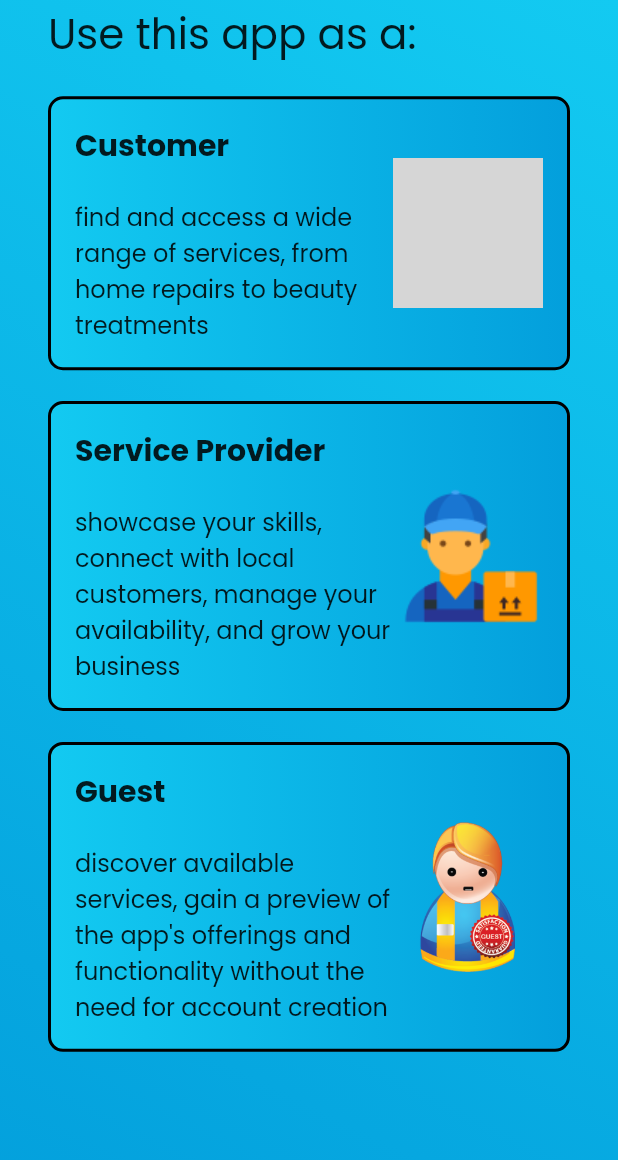
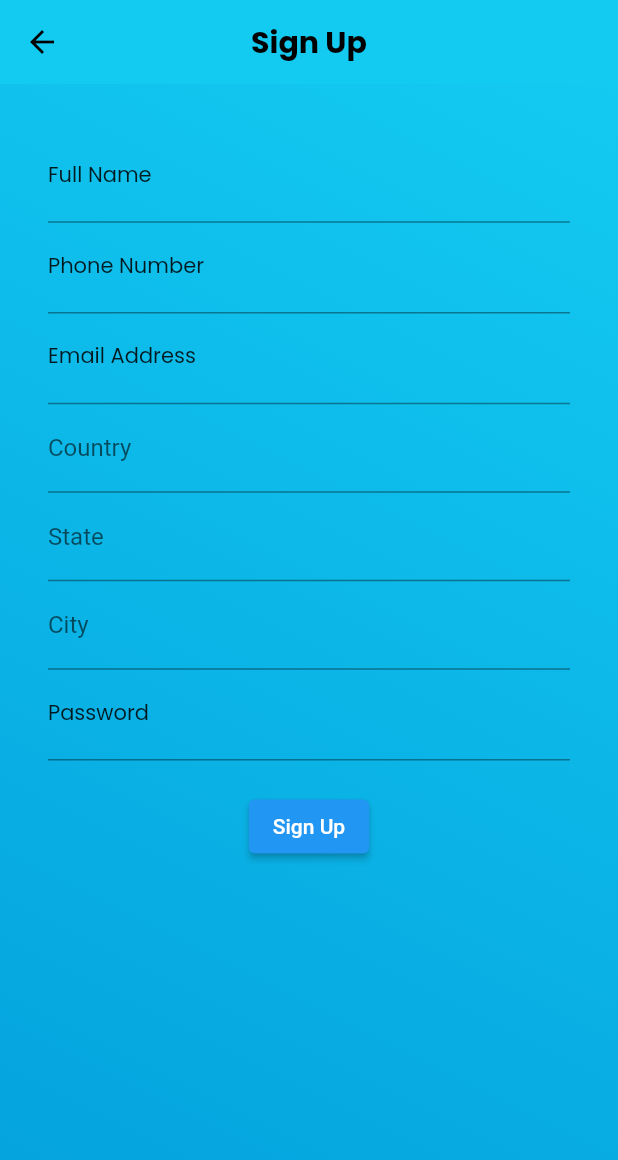
Before and after one commit to suredataapp/callup247, a Flutter app: the OnboardingChoiceScreen screen opened directly, scrolled down 122 dp, after a tap on "Customer", on a phone screen of 412 x 824 dp. Shown: the top 1160 px of the screen. Run offline on Flutter 3.47's test engine with Material 2 defaults, Android fonts, the light colour scheme and no system bars; our stand-ins replace flutter_svg, google_fonts; grey boxes are pictures that could not be loaded.

Commit message:
working on authentication

```diff
--- a/lib/main.dart
+++ b/lib/main.dart
@@ -1,6 +1,6 @@
 import 'package:flutter/material.dart';
 
-import 'src/01_splash_screen.dart';
+import 'src/splash_screen.dart';
 
 void main() {
   runApp(const MyApp());
--- /dev/null
+++ b/lib/src/authentication/pages/customer_signup.dart
@@ -0,0 +1,143 @@
+import 'package:callup247/src/responsive_text_styles.dart';
+import 'package:flutter/material.dart';
+
+class CustomerSignUpScreen extends StatefulWidget {
+  const CustomerSignUpScreen({super.key});
+
+  @override
+  State<CustomerSignUpScreen> createState() => _CustomerSignUpScreenState();
+}
+
+class _CustomerSignUpScreenState extends State<CustomerSignUpScreen> {
+  @override
+  Widget build(BuildContext context) {
+    return Scaffold(
+      appBar: AppBar(
+        backgroundColor: const Color(0xFF13CAF1),
+        title: Text(
+          'Sign Up',
+          style:
+              responsiveTextStyle(context, 20, Colors.black, FontWeight.bold),
+        ),
+        elevation: 0,
+        centerTitle: true,
+        iconTheme: const IconThemeData(color: Colors.black),
+      ),
+      body: SingleChildScrollView(
+        child: Container(
+          height: MediaQuery.of(context).size.height,
+          decoration: const BoxDecoration(
+            gradient: LinearGradient(
+              begin: Alignment.bottomLeft,
+              end: Alignment.topRight,
+              colors: [
+                Color(0xFF039fdc),
+                Color(0xFF13CAF1),
+              ],
+            ),
+          ),
+          child: Padding(
+            padding: const EdgeInsets.all(32.0),
+            child: Form(
+              child: Column(
+                children: [
+                  // full name
+                  TextFormField(
+                    cursorColor: Colors.white,
+                    textCapitalization: TextCapitalization.words,
+                    style: responsiveTextStyle(context, 16, Colors.white, null),
+                    decoration: InputDecoration(
+                        labelText: 'Full Name',
+                        labelStyle: responsiveTextStyle(
+                            context, 14, Colors.black87, null),
+                        focusedBorder: const UnderlineInputBorder(
+                            borderSide: BorderSide(color: Colors.black87))),
+                    validator: (value) {
+                      if (value!.isEmpty) {
+                        return 'Please enter your full name';
+                      }
+                      return null;
+                    },
+                  ),
+                  // Phone Number
+                  TextFormField(
+                    cursorColor: Colors.white,
+                    keyboardType: TextInputType.phone,
+                    style: responsiveTextStyle(context, 16, Colors.white, null),
+                    decoration: InputDecoration(
+                        labelText: 'Phone Number',
+                        labelStyle: responsiveTextStyle(
+                            context, 14, Colors.black87, null),
+                        focusedBorder: const UnderlineInputBorder(
+                            borderSide: BorderSide(color: Colors.black87))),
+                    validator: (value) {
+                      if (value!.isEmpty) {
+                        return 'Please enter your phone number';
+                      }
+                      // You can add more phone number validation logic here.
+                      return null;
+                    },
+                  ),
+                  // email address
+                  TextFormField(
+                    cursorColor: Colors.white,
+                    keyboardType: TextInputType.emailAddress,
+                    style: responsiveTextStyle(context, 16, Colors.white, null),
+                    decoration: InputDecoration(
+                        labelText: 'Email Address',
+                        labelStyle: responsiveTextStyle(
+                            context, 14, Colors.black87, null),
+                        focusedBorder: const UnderlineInputBorder(
+                            borderSide: BorderSide(color: Colors.black87))),
+                    validator: (value) {
+                      if (value!.isEmpty) {
+                        return 'Please enter your email address';
+                      }
+                      // You can add email validation logic here.
+                      return null;
+                    },
+                  ),
+                  // country
+                  TextFormField(
+                    decoration: const InputDecoration(labelText: 'Country'),
+                  ),
+                  TextFormField(
+                    decoration: const InputDecoration(labelText: 'State'),
+                  ),
+                  TextFormField(
+                    decoration: const InputDecoration(labelText: 'City'),
+                  ),
+                  TextFormField(
+                    cursorColor: Colors.white,
+                    style: responsiveTextStyle(context, 16, Colors.white, null),
+                    decoration: InputDecoration(
+                        labelText: 'Password',
+                        labelStyle: responsiveTextStyle(
+                            context, 14, Colors.black87, null),
+                        focusedBorder: const UnderlineInputBorder(
+                            borderSide: BorderSide(color: Colors.black87))),
+                    obscureText: true,
+                    validator: (value) {
+                      if (value!.isEmpty) {
+                        return 'Please enter a password';
+                      }
+                      // You can add password strength validation logic here.
+                      return null;
+                    },
+                  ),
+                  const SizedBox(height: 20),
+                  ElevatedButton(
+                    onPressed: () {
+                      // Add your sign-up logic here.
+                    },
+                    child: const Text('Sign Up'),
+                  ),
+                ],
+              ),
+            ),
+          ),
+        ),
+      ),
+    );
+  }
+}
--- a/lib/src/03_homepage/service_provider_card.dart
+++ b/lib/src/home/widgets/service_provider_card.dart
@@ -1,6 +1,6 @@
 import 'package:flutter/material.dart';
 
-import '../responsive_text_styles.dart';
+import '../../responsive_text_styles.dart';
 
 class ServiceProviderCard extends StatelessWidget {
   final String name;
--- a/lib/src/02_onboarding/onboarding_animation_screen.dart
+++ b/lib/src/onboarding/pages/onboarding_animation_screen.dart
@@ -4,7 +4,7 @@ import 'dart:async'; // Import the dart:async library
 
 import 'onboarding_choice_screen.dart';
 
-import '../responsive_text_styles.dart';
+import '../../responsive_text_styles.dart';
 
 class OnboardingAnimationScreen extends StatefulWidget {
   const OnboardingAnimationScreen({super.key});
--- a/lib/src/02_onboarding/onboarding_choice_screen.dart
+++ b/lib/src/onboarding/pages/onboarding_choice_screen.dart
@@ -1,5 +1,6 @@
-import 'package:callup247/src/02_onboarding/onboarding_choice_gradient_container.dart';
-import 'package:callup247/src/03_homepage/home_page.dart';
+import 'package:callup247/src/authentication/pages/customer_signup.dart';
+import 'package:callup247/src/onboarding/widgets/onboarding_choice_gradient_container.dart';
+import 'package:callup247/src/home/pages/guest_home_page.dart';
 import 'package:callup247/src/responsive_text_styles.dart';
 import 'package:flutter/material.dart';
 
@@ -36,7 +37,14 @@ class OnboardingChoiceScreen extends StatelessWidget {
                 SizedBox(height: MediaQuery.of(context).size.height * 0.025),
                 InkWell(
                   onTap: () {
-                    Future.delayed(const Duration(milliseconds: 300), () {});
+                    Future.delayed(const Duration(milliseconds: 300), () {
+                      Navigator.of(context).push(
+                        MaterialPageRoute(
+                          builder: (BuildContext context) =>
+                              const CustomerSignUpScreen(),
+                        ),
+                      );
+                    });
                   },
                   radius: 350,
                   splashColor: Colors.greenAccent,
@@ -67,7 +75,8 @@ class OnboardingChoiceScreen extends StatelessWidget {
                       Future.delayed(const Duration(milliseconds: 300), () {
                         Navigator.of(context).pushReplacement(
                           MaterialPageRoute(
-                            builder: (BuildContext context) => const HomePage(),
+                            builder: (BuildContext context) =>
+                                const GuestHomePage(),
                           ),
                         );
                       });
--- a/lib/src/02_onboarding/onboarding_choice_gradient_container.dart
+++ b/lib/src/onboarding/widgets/onboarding_choice_gradient_container.dart
@@ -1,6 +1,6 @@
 import 'package:flutter/material.dart';
 
-import '../responsive_text_styles.dart';
+import '../../responsive_text_styles.dart';
 
 class GradientContainer extends StatelessWidget {
   final String title;
--- a/lib/src/04_profile/profile_page.dart
+++ b/lib/src/profile/pages/guest_profile_page.dart
@@ -1,17 +1,17 @@
 import 'package:flutter/material.dart';
 
-import 'profile_page_action_button.dart';
+import '../widgets/profile_page_action_button.dart';
 
-import '../responsive_text_styles.dart';
+import '../../responsive_text_styles.dart';
 
-class ProfilePage extends StatefulWidget {
-  const ProfilePage({super.key});
+class GuestProfilePage extends StatefulWidget {
+  const GuestProfilePage({super.key});
 
   @override
-  State<ProfilePage> createState() => _ProfilePageState();
+  State<GuestProfilePage> createState() => _GuestProfilePageState();
 }
 
-class _ProfilePageState extends State<ProfilePage> {
+class _GuestProfilePageState extends State<GuestProfilePage> {
   bool isOnline = true;
   @override
   Widget build(BuildContext context) {
--- a/lib/src/04_profile/profile_page_action_button.dart
+++ b/lib/src/profile/widgets/profile_page_action_button.dart
@@ -1,6 +1,6 @@
 import 'package:flutter/material.dart';
 
-import '../responsive_text_styles.dart';
+import '../../responsive_text_styles.dart';
 
 class ActionButton extends StatelessWidget {
   final String text;
--- a/lib/src/01_splash_screen.dart
+++ b/lib/src/splash_screen.dart
@@ -1,14 +1,14 @@
 import 'package:flutter/material.dart';
-import '02_onboarding/onboarding_animation_screen.dart';
+import 'onboarding/pages/onboarding_animation_screen.dart';
 
 class SplashScreen extends StatefulWidget {
   const SplashScreen({super.key});
 
   @override
-  _SplashScreenState createState() => _SplashScreenState();
+  SplashScreenState createState() => SplashScreenState();
 }
 
-class _SplashScreenState extends State<SplashScreen>
+class SplashScreenState extends State<SplashScreen>
     with SingleTickerProviderStateMixin {
   late AnimationController _animationController;
   late Animation<double> _scaleAnimation;
```
Also changed, not shown: lib/src/home/pages/guest_home_page.dart (renamed from lib/src/03_homepage/home_page.dart, +11 -11 lines).
